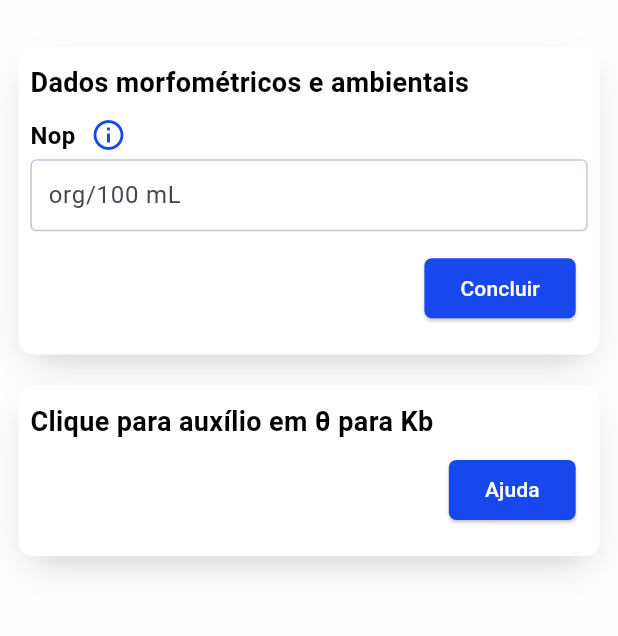
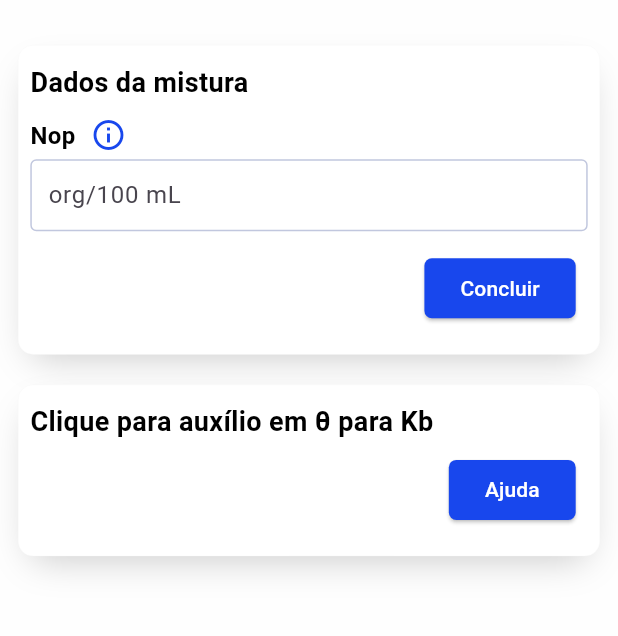
Before and after one commit to jvictorpdl/ColiCalc-mobile, a Flutter app: the DadosDaMisturaPage screen opened by its route, on a phone screen of 412 x 824 dp, the part 72-708 px from its top. Run offline on Flutter 3.47's test engine with Material 3 defaults, Android fonts, the phone set to English and light mode, and no system bars; our stand-ins replace bloc, fl_chart, flutter_bloc, freezed_annotation, get_it.

Commit message:
modificacoes dados da mistura reuniao 06/08

```diff
--- a/lib/ui/pages/dados_da_mistura/steps/dados_da_mistura_step1.dart
+++ b/lib/ui/pages/dados_da_mistura/steps/dados_da_mistura_step1.dart
@@ -31,7 +31,7 @@ class _DadosDaMisturaStep1State extends State<DadosDaMisturaStep1> {
     return Column(
       children: [
         CustomCard(
-          title: "Dados morfométricos e ambientais",
+          title: "Dados da mistura",
           singleButtonText: "Concluir",
           onPressed: (action) {
             if (controller1.text.isNotEmpty) {
```
